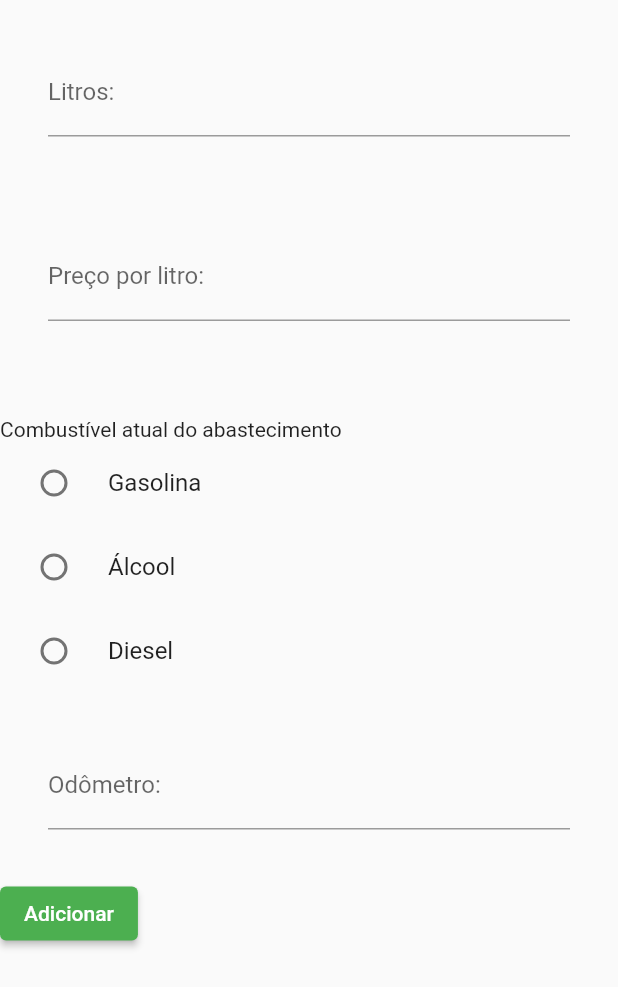
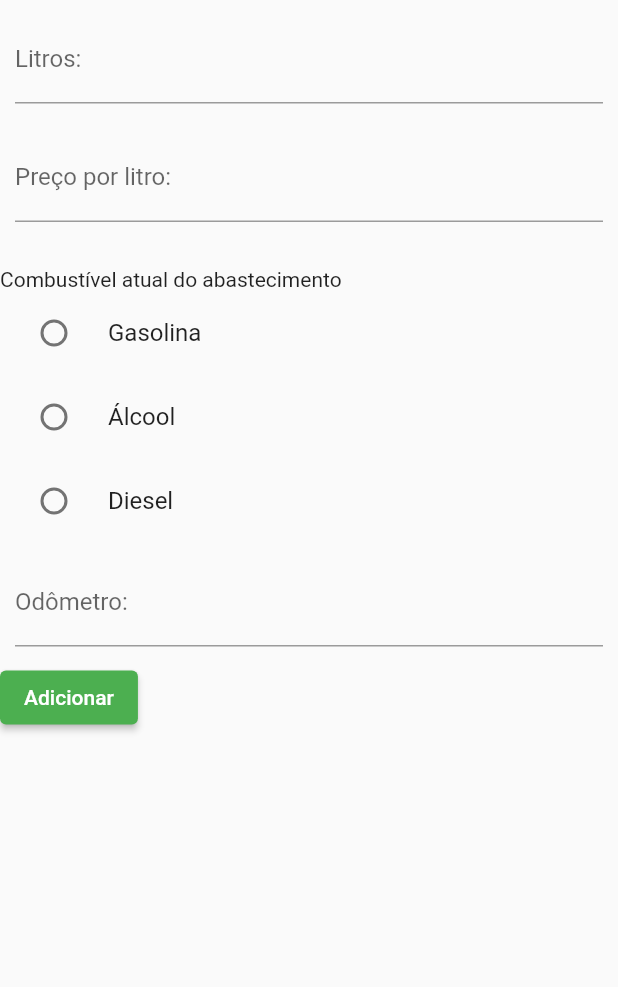
Before and after one commit to GomideLeo/grupo-do-carro, a Flutter app: the Abastecimento widget shown alone on an empty page, opened directly with empty values, after a tap on "Adicionar", on a phone screen of 412 x 824 dp. Shown: the top 987 px of the screen. Run offline on Flutter 3.47's test engine with Material 2 defaults, Android fonts, the phone set to English and light mode, and no system bars; our stand-ins replace flutter_svg, shared_preferences, sqflite; missing offline and left inert: dart:ffi; accounts and stored records are empty; network calls fail.

Commit message:
Fix abastecimento DB

```diff
--- a/gupo_carro/lib/gasolina/Abastecimento.dart
+++ b/gupo_carro/lib/gasolina/Abastecimento.dart
@@ -80,7 +80,7 @@ class _AbastecimentoState extends State<Abastecimento> {
             crossAxisAlignment: CrossAxisAlignment.start,
             children: <Widget>[
           Padding(
-            padding: EdgeInsets.all(32),
+            padding: EdgeInsets.all(10),
             child: TextField(
               keyboardType: TextInputType.number,
               decoration: InputDecoration(labelText: "Litros: "),
@@ -90,7 +90,7 @@ class _AbastecimentoState extends State<Abastecimento> {
             ),
           ),
           Padding(
-            padding: EdgeInsets.all(32),
+            padding: EdgeInsets.all(10),
             child: TextField(
               keyboardType: TextInputType.number,
               decoration: InputDecoration(labelText: "Preço por litro: "),
@@ -100,7 +100,7 @@ class _AbastecimentoState extends State<Abastecimento> {
             ),
           ),
           Padding(
-            padding: EdgeInsets.all(16),
+            padding: EdgeInsets.all(10),
           ),
           Text("Combustível atual do abastecimento "),
           RadioListTile<String>(
@@ -134,7 +134,7 @@ class _AbastecimentoState extends State<Abastecimento> {
             },
           ),
           Padding(
-            padding: EdgeInsets.all(32),
+            padding: EdgeInsets.all(10),
             child: TextField(
               keyboardType: TextInputType.number,
               decoration: InputDecoration(labelText: "Odômetro: "),
--- a/gupo_carro/lib/model/AbastecimentoDB.dart
+++ b/gupo_carro/lib/model/AbastecimentoDB.dart
@@ -58,7 +58,7 @@ class DBOpener {
   static Future<Database> getDatabase() async {
     WidgetsFlutterBinding.ensureInitialized();
     return openDatabase(
-      join(await getDatabasesPath(), 'MeusCarros.db'),
+      join(await getDatabasesPath(), 'Abastecimento.db'),
       // When the database is first created, create a table.
       onCreate: (db, version) {
         db.execute("""CREATE TABLE CombustivelType (
@@ -89,11 +89,11 @@ class DBOpener {
             combustivelType INTEGER NOT NULL,
             quantidadeLitros INTEGER NOT NULL,
             preco REAL NOT NULL,
-            odometro INTEGER NOT NULL
+            odometro INTEGER NOT NULL,
             FOREIGN KEY(combustivelType) REFERENCES CombustivelType(id)
           );""");
       },
-      version: 6,
+      version: 3,
     );
   }
 }
```
Also changed, not shown: gupo_carro/lib/shared/SelecionarServico.dart (+4 -3 lines), gupo_carro/lib/model/ManutencaoDB.dart (line endings or trailing spaces).
